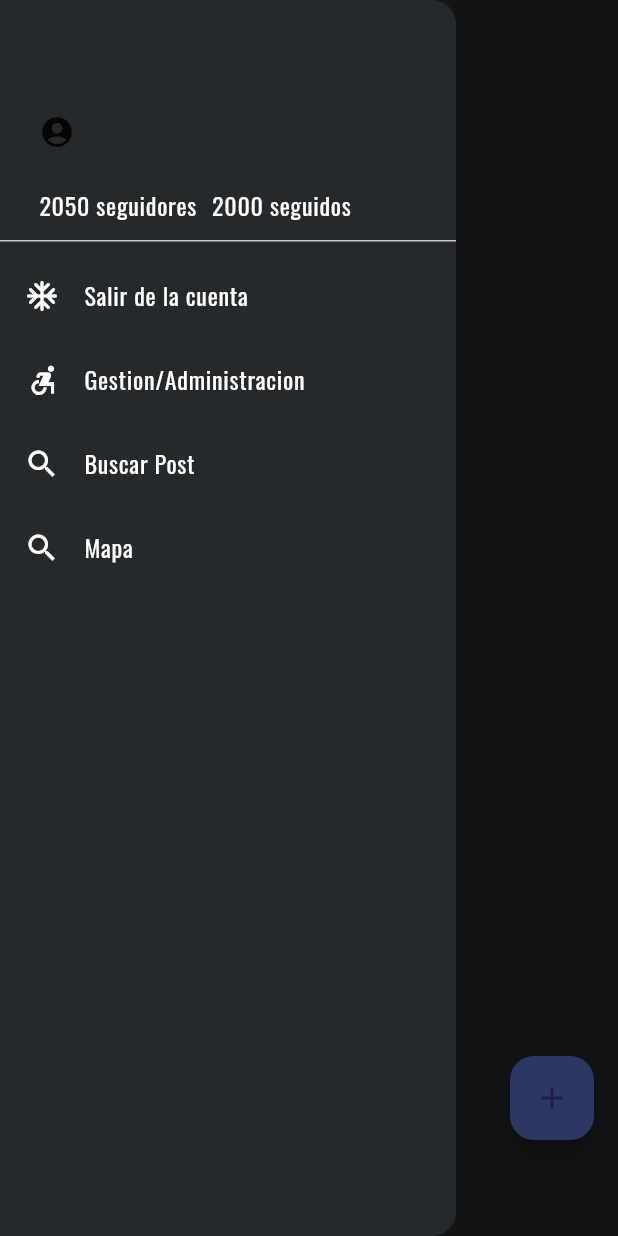
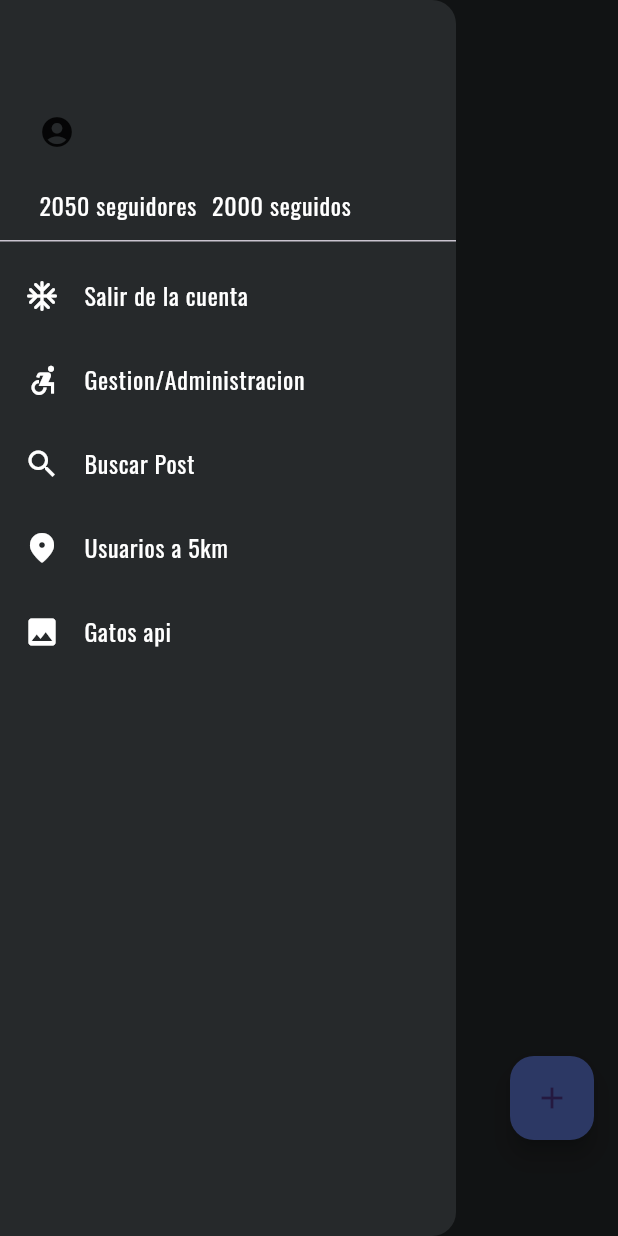
Before and after one commit to huugolopeez/Actividad4PSP, a Flutter app: the WHomeView screen opened directly, with the side drawer open, on a phone screen of 412 x 824 dp. Run offline on Flutter 3.47's test engine with Material 3 defaults, Android fonts, the phone set to English and light mode, and no system bars; our stand-ins replace cloud_firestore, firebase_auth, firebase_core, firebase_storage, geolocator, image_picker and 1 more; accounts and stored records are empty; generated files the repository leaves out were written again; network calls fail.

Commit message:
commit implementacion TheCatApi

```diff
--- a/lib/custom/HLWDrawerClass.dart
+++ b/lib/custom/HLWDrawerClass.dart
@@ -81,11 +81,20 @@ class HLWDrawerClass extends StatelessWidget {
                 )
             ),
               ListTile(
-                  leading: const Icon(Icons.search, color: Colors.white),
+                  leading: const Icon(Icons.location_on_rounded, color: Colors.white),
                   selectedColor: DataHolder().colorPrincipal,
                   onTap: () { onItemTap!(3); },
                   title: const Text(
-                      'Mapa',
+                      'Usuarios a 5km',
+                      style: TextStyle(color: Colors.white)
+                  )
+              ),
+              ListTile(
+                  leading: const Icon(Icons.image, color: Colors.white),
+                  selectedColor: DataHolder().colorPrincipal,
+                  onTap: () { onItemTap!(4); },
+                  title: const Text(
+                      'Gatos api',
                       style: TextStyle(color: Colors.white)
                   )
               )
--- a/lib/singletone/DataHolder.dart
+++ b/lib/singletone/DataHolder.dart
@@ -1,4 +1,5 @@
 import 'package:actividad4/singletone/GeolocAdmin.dart';
+import 'package:actividad4/singletone/HttpAdmin.dart';
 import 'package:cloud_firestore/cloud_firestore.dart';
 import 'package:flutter/material.dart';
 import 'package:shared_preferences/shared_preferences.dart';
@@ -16,6 +17,7 @@ class DataHolder {
   FirebaseAdmin fbAdmin = FirebaseAdmin();
   PlatformAdmin plAdmin = PlatformAdmin();
   GeolocAdmin geolocAdmin = GeolocAdmin();
+  HttpAdmin httpAdmin = HttpAdmin();
 
   late Color colorFondo;
   late Color colorPrincipal;
```
Also changed, not shown: lib/main/WHomeView.dart (+25 -0 lines).
